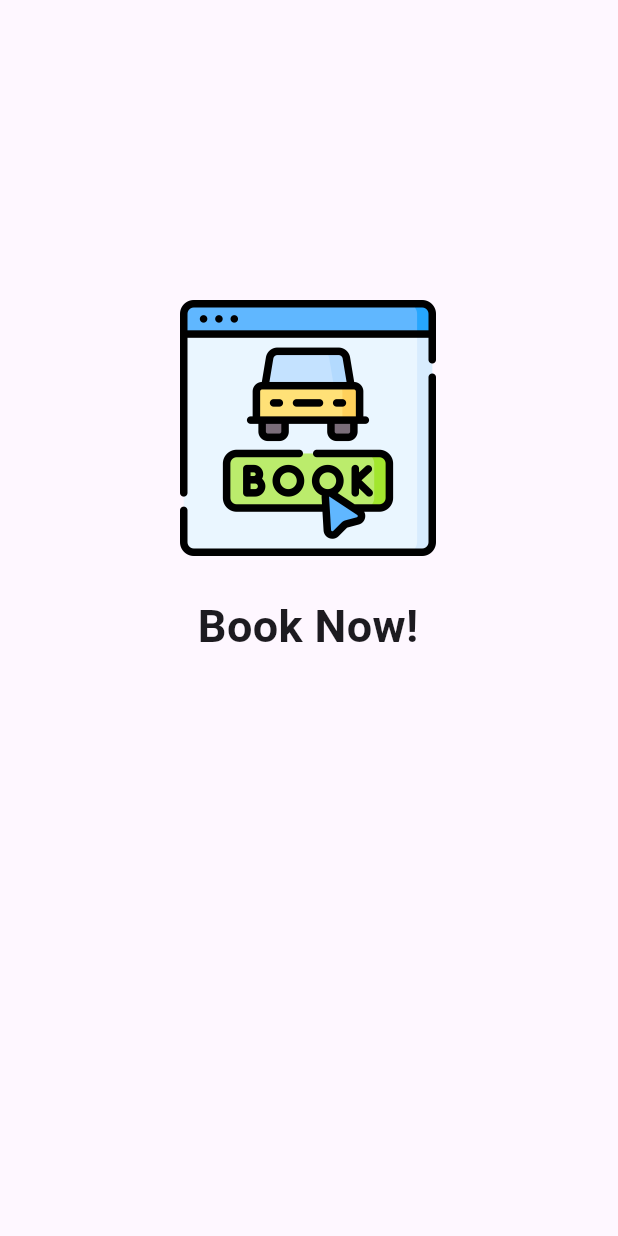
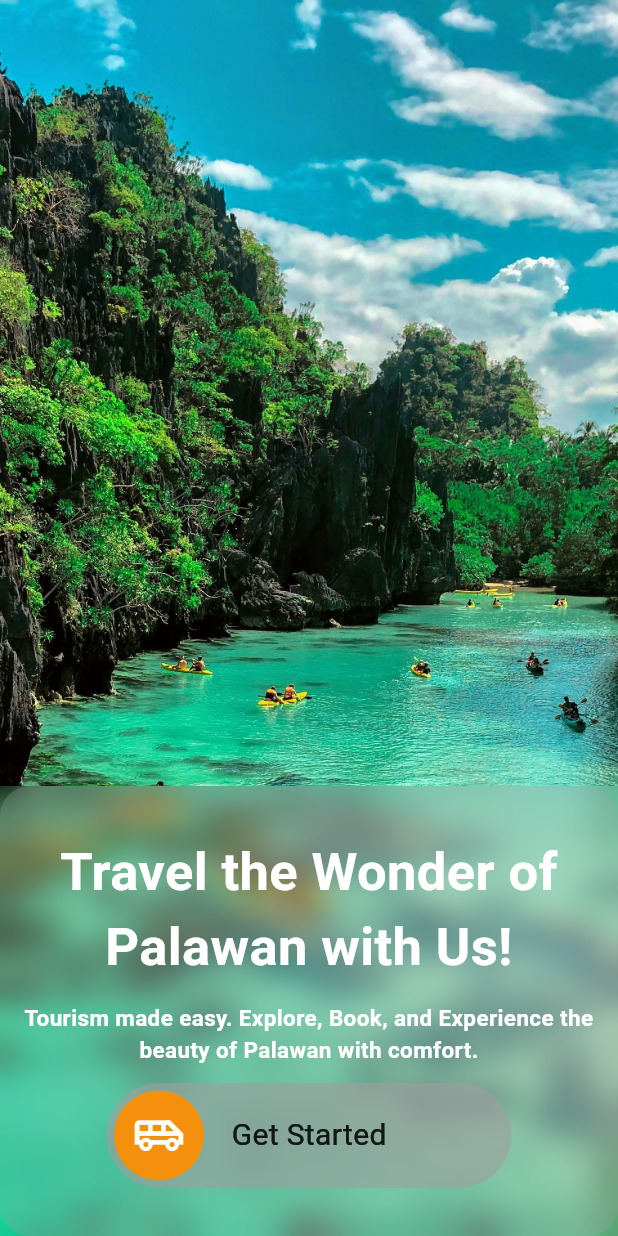
Before and after one commit to noob-Vix/booking_app, a Flutter app: the screen it shows after launch, on a phone screen of 412 x 824 dp. Run offline on Flutter 3.47's test engine with Material 3 defaults, Android fonts, the phone set to English and light mode, and no system bars; drawn by our look-alikes of slider_button.

Commit message:
Created the onboarding Page

```diff
--- a/Frontend/lib/pages/onboarding_page.dart
+++ b/Frontend/lib/pages/onboarding_page.dart
@@ -1,22 +1,87 @@
+import 'dart:ui';
 import 'package:flutter/material.dart';
+import 'package:slider_button/slider_button.dart';
 
 
-class OnboardingPage extends StatelessWidget {
+class OnboardingPage extends StatefulWidget {
   const OnboardingPage({super.key});
 
   @override
+  State<OnboardingPage> createState() => _OnboardingPageState();
+}
+
+class _OnboardingPageState extends State<OnboardingPage> {
+  @override
   Widget build(BuildContext context) {
-    return Scaffold(
-      body: Container(
-        padding: EdgeInsets.symmetric(horizontal: 120),
-        margin: EdgeInsets.only(top: 200),
-        child: Column(
-          children: [
-            Image.asset('images/booking.png', scale: 3,),
-            SizedBox(height: 25,),
-            Text('Book Now!',style: TextStyle(fontSize: 30, fontWeight: FontWeight.bold),)
-          ],
-        )
+    return Material(
+      child: Stack(
+        children: [
+          Container(
+          decoration:  BoxDecoration(
+            image: DecorationImage(
+              image: AssetImage("images/el_nido.jpg"),
+              fit: BoxFit.cover
+            )
+          )
+          ),
+          Center(
+            child: Align(
+              alignment: AlignmentGeometry.bottomCenter,
+              child: ClipRRect(
+                child: BackdropFilter(
+                  filter: ImageFilter.blur(sigmaX: 10, sigmaY: 10),
+                  child: Container(
+                    width: 500,
+                    height: 300,
+                    decoration: BoxDecoration(
+                      color: Colors.grey.withValues(alpha: 0.3),
+                      borderRadius: BorderRadius.circular(20)
+                    ),
+                    child: Column(
+                      mainAxisAlignment: MainAxisAlignment.spaceBetween,
+                      crossAxisAlignment: CrossAxisAlignment.center,
+                      children: [
+                        SizedBox(height: 20),
+                        Text('Travel the Wonder of Palawan with Us!',
+                        style: TextStyle(
+                          color: Colors.white,
+                          fontSize: 35,
+                          fontWeight: FontWeight.bold
+                          ),
+                          textAlign: TextAlign.center,
+                          ),
+                          Text('Tourism made easy. Explore, Book, and Experience the beauty of Palawan with comfort.',
+                        style: TextStyle(
+                          color: Colors.white,
+                          fontSize: 15,
+                          fontWeight: FontWeight.bold
+                          ),
+                          textAlign: TextAlign.center,
+                          ),
+                          SliderButton(
+                            action: () async{return true;},
+                            label: Text('Get Started',
+                              style: TextStyle(
+                              fontSize: 20,
+                              color: Color(0xffffffff)
+                              ),
+                            ),
+                            icon: Icon(Icons.airport_shuttle_outlined, size: 35, color: Colors.white,),
+                            buttonSize: 60,
+                            alignLabel: Alignment.center,
+                            backgroundColor: Colors.grey.withValues(alpha: 0.6),
+                            buttonColor: const Color.fromARGB(255, 245, 144, 12),
+                            ),
+                            SizedBox(height: 20),
+
+                      ],
+                    ),
+                  ),
+                  ),
+              ),
+            ),
+          )
+        ],
       ),
     );
   }
--- a/Frontend/pubspec.yaml
+++ b/Frontend/pubspec.yaml
@@ -28,6 +28,7 @@ environment:
 # the latest version available on pub.dev. To see which dependencies have newer
 # versions available, run `flutter pub outdated`.
 dependencies:
+  slider_button: ^2.1.0
   flutter:
     sdk: flutter
 
```
Also changed, not shown: Frontend/images/el_nido.jpg (added), Frontend/images/robin-p-mmRnunvvlSg-unsplash.jpg (added), Frontend/pubspec.lock.
